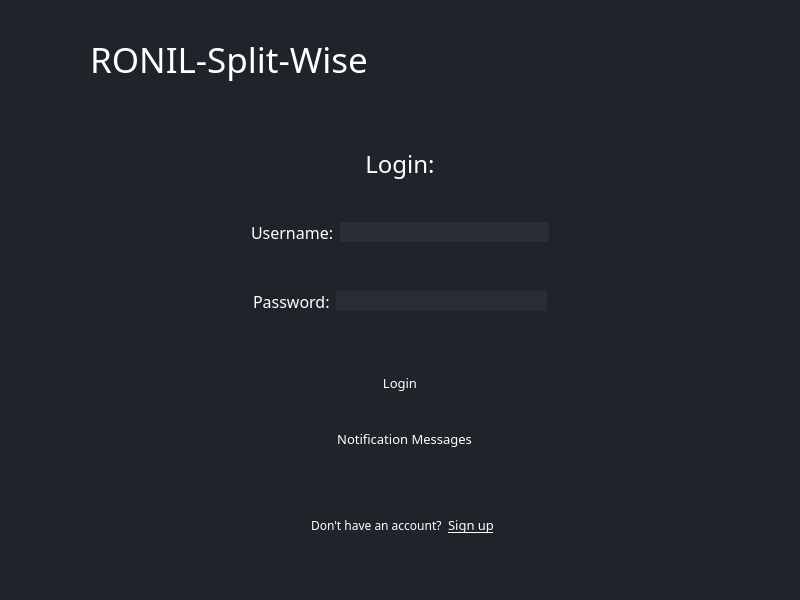
Qt form GUI/login_page.ui (Rojan-J/Splitwise-Clone-Project) before a commit.
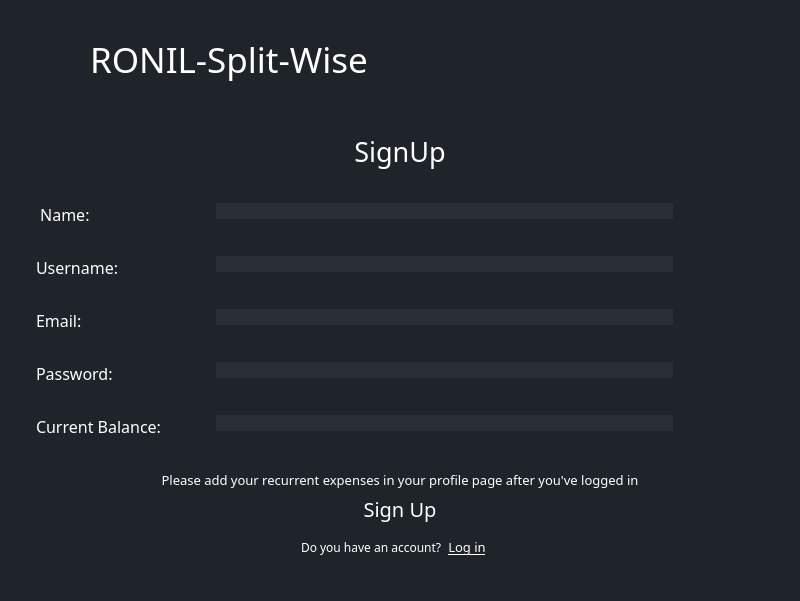
The same form after that commit. The open tabs and pages were chosen to show the change. Icons and pictures are not drawn. Custom widgets are drawn as their Qt base class.

Commit message: SignUp page

Diff of the .ui file:
```diff
--- a/GUI/login_page.ui
+++ b/GUI/login_page.ui
@@ -183,10 +183,35 @@
      </widget>
     </item>
     <item>
+     <widget class="QStackedWidget" name="LoginSignUp">
+      <property name="currentIndex">
+       <number>0</number>
+      </property>
+      <widget class="QWidget" name="LoginPage">
+       <property name="sizePolicy">
+        <sizepolicy hsizetype="Preferred" vsizetype="Expanding">
+         <horstretch>0</horstretch>
+         <verstretch>0</verstretch>
+        </sizepolicy>
+       </property>
+       <layout class="QVBoxLayout" name="verticalLayout">
+        <item>
      <widget class="QWidget" name="loginInfo" native="true">
-      <layout class="QVBoxLayout" name="verticalLayout_2">
+          <property name="sizePolicy">
+           <sizepolicy hsizetype="Expanding" vsizetype="MinimumExpanding">
+            <horstretch>0</horstretch>
+            <verstretch>0</verstretch>
+           </sizepolicy>
+          </property>
+          <layout class="QVBoxLayout" name="verticalLayout_6">
        <item>
-        <widget class="QFrame" name="frame_2">
+            <widget class="QFrame" name="frame_17">
+             <property name="sizePolicy">
+              <sizepolicy hsizetype="Expanding" vsizetype="Preferred">
+               <horstretch>0</horstretch>
+               <verstretch>0</verstretch>
+              </sizepolicy>
+             </property>
          <property name="frameShape">
           <enum>QFrame::StyledPanel</enum>
          </property>
@@ -223,19 +248,13 @@
               <number>9</number>
              </property>
              <item>
-              <widget class="QFrame" name="frame_10">
+                  <widget class="QWidget" name="widget" native="true">
                <property name="sizePolicy">
                 <sizepolicy hsizetype="Expanding" vsizetype="Preferred">
                  <horstretch>0</horstretch>
                  <verstretch>0</verstretch>
                 </sizepolicy>
                </property>
-               <property name="frameShape">
-                <enum>QFrame::StyledPanel</enum>
-               </property>
-               <property name="frameShadow">
-                <enum>QFrame::Raised</enum>
-               </property>
               </widget>
              </item>
              <item>
@@ -305,19 +324,13 @@
               <number>9</number>
              </property>
              <item>
-              <widget class="QFrame" name="frame_11">
+                  <widget class="QWidget" name="widget_3" native="true">
                <property name="sizePolicy">
                 <sizepolicy hsizetype="Expanding" vsizetype="Preferred">
                  <horstretch>0</horstretch>
                  <verstretch>0</verstretch>
                 </sizepolicy>
                </property>
-               <property name="frameShape">
-                <enum>QFrame::StyledPanel</enum>
-               </property>
-               <property name="frameShadow">
-                <enum>QFrame::Raised</enum>
-               </property>
               </widget>
              </item>
              <item>
@@ -521,6 +534,289 @@
         </widget>
        </item>
       </layout>
+         </widget>
+        </item>
+       </layout>
+      </widget>
+      <widget class="QWidget" name="SignupPage">
+       <property name="sizePolicy">
+        <sizepolicy hsizetype="Preferred" vsizetype="Expanding">
+         <horstretch>0</horstretch>
+         <verstretch>0</verstretch>
+        </sizepolicy>
+       </property>
+       <layout class="QVBoxLayout" name="verticalLayout_11">
+        <item alignment="Qt::AlignTop">
+         <widget class="QWidget" name="widget_5" native="true">
+          <layout class="QVBoxLayout" name="verticalLayout_12">
+           <item>
+            <widget class="QLabel" name="label_11">
+             <property name="font">
+              <font>
+               <family>Swis721 Blk BT</family>
+               <pointsize>20</pointsize>
+              </font>
+             </property>
+             <property name="text">
+              <string>SignUp</string>
+             </property>
+             <property name="alignment">
+              <set>Qt::AlignCenter</set>
+             </property>
+            </widget>
+           </item>
+          </layout>
+         </widget>
+        </item>
+        <item alignment="Qt::AlignTop">
+         <widget class="QWidget" name="widget_6" native="true">
+          <property name="sizePolicy">
+           <sizepolicy hsizetype="Preferred" vsizetype="Expanding">
+            <horstretch>0</horstretch>
+            <verstretch>0</verstretch>
+           </sizepolicy>
+          </property>
+          <layout class="QVBoxLayout" name="verticalLayout_13">
+           <item>
+            <widget class="QFrame" name="frame_23">
+             <property name="sizePolicy">
+              <sizepolicy hsizetype="Preferred" vsizetype="Expanding">
+               <horstretch>0</horstretch>
+               <verstretch>0</verstretch>
+              </sizepolicy>
+             </property>
+             <property name="frameShape">
+              <enum>QFrame::StyledPanel</enum>
+             </property>
+             <property name="frameShadow">
+              <enum>QFrame::Raised</enum>
+             </property>
+             <layout class="QFormLayout" name="formLayout">
+              <property name="fieldGrowthPolicy">
+               <enum>QFormLayout::AllNonFixedFieldsGrow</enum>
+              </property>
+              <property name="rowWrapPolicy">
+               <enum>QFormLayout::DontWrapRows</enum>
+              </property>
+              <property name="formAlignment">
+               <set>Qt::AlignLeading|Qt::AlignLeft|Qt::AlignVCenter</set>
+              </property>
+              <property name="horizontalSpacing">
+               <number>50</number>
+              </property>
+              <property name="verticalSpacing">
+               <number>30</number>
+              </property>
+              <property name="topMargin">
+               <number>9</number>
+              </property>
+              <property name="rightMargin">
+               <number>100</number>
+              </property>
+              <property name="bottomMargin">
+               <number>9</number>
+              </property>
+              <item row="2" column="0">
+               <widget class="QLabel" name="label_9">
+                <property name="font">
+                 <font>
+                  <family>Swis721 Blk BT</family>
+                  <pointsize>12</pointsize>
+                 </font>
+                </property>
+                <property name="text">
+                 <string>Username:</string>
+                </property>
+               </widget>
+              </item>
+              <item row="2" column="1">
+               <widget class="QLineEdit" name="lineEdit_6"/>
+              </item>
+              <item row="3" column="0">
+               <widget class="QLabel" name="label_10">
+                <property name="font">
+                 <font>
+                  <family>Swis721 Blk BT</family>
+                  <pointsize>12</pointsize>
+                 </font>
+                </property>
+                <property name="text">
+                 <string>Email:</string>
+                </property>
+               </widget>
+              </item>
+              <item row="3" column="1">
+               <widget class="QLineEdit" name="lineEdit_7"/>
+              </item>
+              <item row="1" column="0">
+               <widget class="QLabel" name="label_8">
+                <property name="font">
+                 <font>
+                  <family>Swis721 Blk BT</family>
+                  <pointsize>12</pointsize>
+                 </font>
+                </property>
+                <property name="text">
+                 <string> Name:</string>
+                </property>
+               </widget>
+              </item>
+              <item row="1" column="1">
+               <widget class="QLineEdit" name="lineEdit_5"/>
+              </item>
+              <item row="4" column="0">
+               <widget class="QLabel" name="label_12">
+                <property name="font">
+                 <font>
+                  <family>Swis721 Blk BT</family>
+                  <pointsize>12</pointsize>
+                 </font>
+                </property>
+                <property name="text">
+                 <string>Password:</string>
+                </property>
+               </widget>
+              </item>
+              <item row="4" column="1">
+               <widget class="QLineEdit" name="lineEdit_8"/>
+              </item>
+              <item row="5" column="0">
+               <widget class="QLabel" name="label_15">
+                <property name="font">
+                 <font>
+                  <family>Swis721 Blk BT</family>
+                  <pointsize>12</pointsize>
+                 </font>
+                </property>
+                <property name="text">
+                 <string>Current Balance: </string>
+                </property>
+               </widget>
+              </item>
+              <item row="5" column="1">
+               <widget class="QLineEdit" name="lineEdit_9"/>
+              </item>
+             </layout>
+            </widget>
+           </item>
+          </layout>
+         </widget>
+        </item>
+        <item>
+         <widget class="QWidget" name="widget_7" native="true">
+          <property name="sizePolicy">
+           <sizepolicy hsizetype="Preferred" vsizetype="Expanding">
+            <horstretch>0</horstretch>
+            <verstretch>0</verstretch>
+           </sizepolicy>
+          </property>
+          <layout class="QVBoxLayout" name="verticalLayout_14">
+           <item alignment="Qt::AlignTop">
+            <widget class="QLabel" name="RecurrentNotice">
+             <property name="font">
+              <font>
+               <family>Swis721 Blk BT</family>
+               <pointsize>10</pointsize>
+              </font>
+             </property>
+             <property name="text">
+              <string>Please add your recurrent expenses in your profile page after you've logged in</string>
+             </property>
+             <property name="alignment">
+              <set>Qt::AlignCenter</set>
+             </property>
+            </widget>
+           </item>
+           <item>
+            <widget class="QPushButton" name="SignUpBtn">
+             <property name="sizePolicy">
+              <sizepolicy hsizetype="Minimum" vsizetype="Expanding">
+               <horstretch>0</horstretch>
+               <verstretch>0</verstretch>
+              </sizepolicy>
+             </property>
+             <property name="font">
+              <font>
+               <family>Swis721 Blk BT</family>
+               <pointsize>15</pointsize>
+              </font>
+             </property>
+             <property name="text">
+              <string>Sign Up</string>
+             </property>
+             <property name="icon">
+              <iconset resource="resource2.qrc">
+               <normaloff>:/icons2/icons2/check-circle.svg</normaloff>:/icons2/icons2/check-circle.svg</iconset>
+             </property>
+             <property name="iconSize">
+              <size>
+               <width>20</width>
+               <height>20</height>
+              </size>
+             </property>
+            </widget>
+           </item>
+           <item>
+            <widget class="QFrame" name="frame_27">
+             <property name="frameShape">
+              <enum>QFrame::StyledPanel</enum>
+             </property>
+             <property name="frameShadow">
+              <enum>QFrame::Raised</enum>
+             </property>
+             <layout class="QHBoxLayout" name="horizontalLayout_22">
+              <item>
+               <widget class="QFrame" name="frame_28">
+                <property name="frameShape">
+                 <enum>QFrame::StyledPanel</enum>
+                </property>
+                <property name="frameShadow">
+                 <enum>QFrame::Raised</enum>
+                </property>
+                <layout class="QHBoxLayout" name="horizontalLayout_21">
+                 <property name="leftMargin">
+                  <number>99</number>
+                 </property>
+                 <property name="topMargin">
+                  <number>0</number>
+                 </property>
+                 <item alignment="Qt::AlignRight">
+                  <widget class="QLabel" name="HaveAccount">
+                   <property name="font">
+                    <font>
+                     <family>Swis721 Blk BT</family>
+                    </font>
+                   </property>
+                   <property name="text">
+                    <string>Do you have an account?</string>
+                   </property>
+                  </widget>
+                 </item>
+                 <item alignment="Qt::AlignLeft">
+                  <widget class="QPushButton" name="LoginBtn">
+                   <property name="font">
+                    <font>
+                     <family>Swis721 Blk BT</family>
+                     <pointsize>10</pointsize>
+                     <underline>true</underline>
+                    </font>
+                   </property>
+                   <property name="text">
+                    <string>Log in</string>
+                   </property>
+                  </widget>
+                 </item>
+                </layout>
+               </widget>
+              </item>
+             </layout>
+            </widget>
+           </item>
+          </layout>
+         </widget>
+        </item>
+       </layout>
+      </widget>
      </widget>
     </item>
    </layout>
```
Left out of the diff: 96 changed lines with no effect on the pictures. Lines whose indentation alone changed are shown as unchanged. The commit also changes 4 other files.
